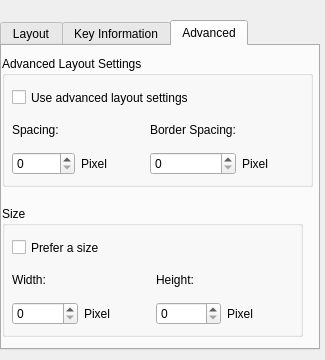
Old version of the form contents/ui/config.ui in the repository xdarklight/keystate-plasmoid.
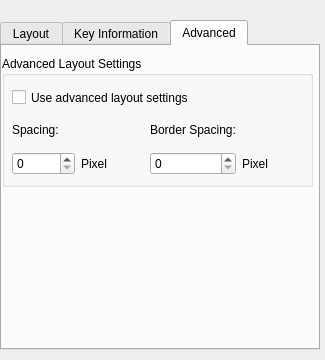
New version of the form. The open tabs and pages were chosen to show the change. Custom widgets are drawn as their Qt base class.

Commit message: Remove support for manually specifying (preferring) a size in the plasmoid's config. Setting the size is now completely up to Plasma.

What changed in the file:
```diff
--- a/contents/ui/config.ui
+++ b/contents/ui/config.ui
@@ -631,135 +631,25 @@
       </layout>
      </widget>
     </widget>
-    <widget class="QGroupBox" name="groupBox_2">
-     <property name="geometry">
-      <rect>
-       <x>0</x>
-       <y>160</y>
-       <width>301</width>
-       <height>131</height>
-      </rect>
-     </property>
-     <property name="title">
-      <string>Size</string>
-     </property>
-     <widget class="QCheckBox" name="kcfg_PreferredSizeEnabled">
-      <property name="geometry">
-       <rect>
-        <x>10</x>
-        <y>30</y>
-        <width>291</width>
-        <height>23</height>
-       </rect>
-      </property>
-      <property name="toolTip">
-       <string>Prefer a size for the plasmoid</string>
-      </property>
-      <property name="whatsThis">
-       <string>When this option is enabled the plasmoid tries to fit the configured size. If the plasmoid can't use the configured width or heigth it tries to use the best available width or height.</string>
-      </property>
-      <property name="text">
-       <string>Prefer a size</string>
-      </property>
-     </widget>
-     <widget class="QWidget" name="formLayoutWidget_3">
-      <property name="geometry">
-       <rect>
-        <x>10</x>
-        <y>60</y>
-        <width>281</width>
-        <height>61</height>
-       </rect>
-      </property>
-      <layout class="QGridLayout" name="gridLayout_3">
-       <item row="0" column="0">
-        <widget class="QLabel" name="ImageSpacing_Label_2">
-         <property name="minimumSize">
-          <size>
-           <width>60</width>
-           <height>0</height>
-          </size>
-         </property>
-         <property name="text">
-          <string>Width:</string>
-         </property>
-        </widget>
-       </item>
-       <item row="1" column="0">
-        <widget class="KIntSpinBox" name="kcfg_PreferredWidth">
-         <property name="toolTip">
-          <string>The spacing between the status information of two keys</string>
-         </property>
-         <property name="whatsThis">
-          <string>This configures the spacing between two key indicators. For example if you use the 'Text'-Layout this is the spacing between two lines of text.</string>
-         </property>
-        </widget>
-       </item>
-       <item row="1" column="1">
-        <widget class="QLabel" name="label_4">
-         <property name="minimumSize">
-          <size>
-           <width>50</width>
-           <height>27</height>
-          </size>
-         </property>
-         <property name="text">
-          <string>Pixel</string>
-         </property>
-        </widget>
-       </item>
-       <item row="1" column="2">
-        <widget class="KIntSpinBox" name="kcfg_PreferredHeight">
-         <property name="toolTip">
-          <string>The space which is left free on top and on bottom</string>
-         </property>
-         <property name="whatsThis">
-          <string>This configures the space between the top and bottom borders and the content. For example if you use the Text layout this specifies the spacing (in pixels) between the top border and the first line of text.</string>
-         </property>
-        </widget>
-       </item>
-       <item row="1" column="3">
-        <widget class="QLabel" name="label_5">
-         <property name="text">
-          <string>Pixel</string>
-         </property>
-        </widget>
-       </item>
-       <item row="0" column="2">
-        <widget class="QLabel" name="label_6">
-         <property name="minimumSize">
-          <size>
-           <width>60</width>
-           <height>0</height>
-          </size>
-         </property>
-         <property name="text">
-          <string>Height:</string>
-         </property>
-        </widget>
-       </item>
-      </layout>
-     </widget>
-    </widget>
    </widget>
   </widget>
  </widget>
  <customwidgets>
-  <customwidget>
-   <class>KIntSpinBox</class>
-   <extends>QSpinBox</extends>
-   <header>knuminput.h</header>
-  </customwidget>
-  <customwidget>
-   <class>KFontRequester</class>
-   <extends>QWidget</extends>
-   <header>kfontrequester.h</header>
-  </customwidget>
   <customwidget>
    <class>KColorButton</class>
    <extends>QPushButton</extends>
    <header>kcolorbutton.h</header>
   </customwidget>
+  <customwidget>
+   <class>KFontRequester</class>
+   <extends>QWidget</extends>
+   <header>kfontrequester.h</header>
+  </customwidget>
+  <customwidget>
+   <class>KIntSpinBox</class>
+   <extends>QSpinBox</extends>
+   <header>knuminput.h</header>
+  </customwidget>
  </customwidgets>
  <resources/>
  <connections>
```
The commit also changes 4 other files.
